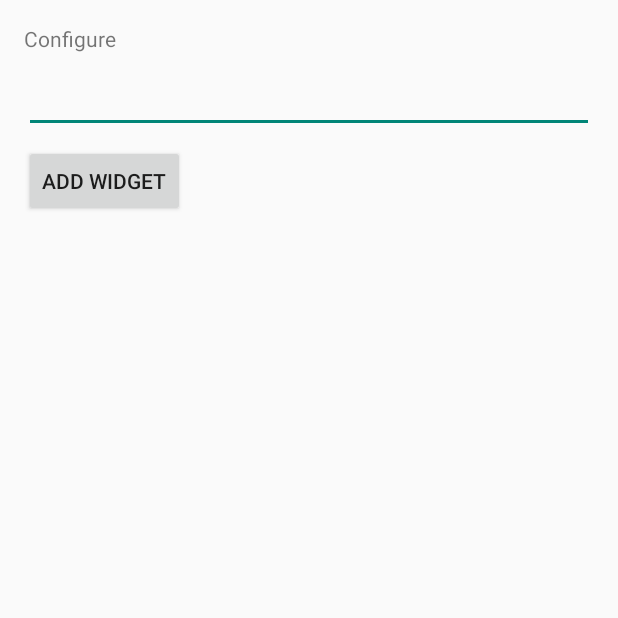
After one commit to lit-illumination-technology/lit_android_app, an Android app: the ControlWidgetConfigureActivity screen opened directly, with no data from a screen before it, on a phone screen of 412 x 824 dp, the top half of it. The commit adds this screen. Run offline under Robolectric (Android 15) with nearby library versions, the phone set to English and light mode, and no system bars; 1 statement that could not run was skipped.

Commit message:
Initial addition of widget to control lights from homecreen.

```diff
--- /dev/null
+++ b/mobile/src/main/java/com/github/nickpesce/neopixels/ControlWidgetConfigureActivity.java
@@ -0,0 +1,99 @@
+package com.github.nickpesce.neopixels;
+
+import android.app.Activity;
+import android.appwidget.AppWidgetManager;
+import android.content.Context;
+import android.content.Intent;
+import android.content.SharedPreferences;
+import android.os.Bundle;
+import android.view.View;
+import android.widget.EditText;
+
+/**
+ * The configuration screen for the {@link ControlWidget ControlWidget} AppWidget.
+ */
+public class ControlWidgetConfigureActivity extends Activity {
+
+    int mAppWidgetId = AppWidgetManager.INVALID_APPWIDGET_ID;
+    EditText mAppWidgetText;
+    private static final String PREFS_NAME = "com.github.nickpesce.neopixels.ControlWidget";
+    private static final String PREF_PREFIX_KEY = "appwidget_";
+
+    public ControlWidgetConfigureActivity() {
+        super();
+    }
+
+    @Override
+    public void onCreate(Bundle icicle) {
+        super.onCreate(icicle);
+
+        // Set the result to CANCELED.  This will cause the widget host to cancel
+        // out of the widget placement if the user presses the back button.
+        setResult(RESULT_CANCELED);
+
+        setContentView(R.layout.control_widget_configure);
+        mAppWidgetText = (EditText) findViewById(R.id.appwidget_text);
+        findViewById(R.id.add_button).setOnClickListener(mOnClickListener);
+
+        // Find the widget id from the intent.
+        Intent intent = getIntent();
+        Bundle extras = intent.getExtras();
+        if (extras != null) {
+            mAppWidgetId = extras.getInt(
+                    AppWidgetManager.EXTRA_APPWIDGET_ID, AppWidgetManager.INVALID_APPWIDGET_ID);
+        }
+
+        // If this activity was started with an intent without an app widget ID, finish with an error.
+        if (mAppWidgetId == AppWidgetManager.INVALID_APPWIDGET_ID) {
+            finish();
+            return;
+        }
+
+        mAppWidgetText.setText(loadTitlePref(ControlWidgetConfigureActivity.this, mAppWidgetId));
+    }
+
+    View.OnClickListener mOnClickListener = new View.OnClickListener() {
+        public void onClick(View v) {
+            final Context context = ControlWidgetConfigureActivity.this;
+
+            // When the button is clicked, store the string locally
+            String widgetText = mAppWidgetText.getText().toString();
+            saveTitlePref(context, mAppWidgetId, widgetText);
+
+            // It is the responsibility of the configuration activity to update the app widget
+            AppWidgetManager appWidgetManager = AppWidgetManager.getInstance(context);
+            ControlWidget.updateAppWidget(context, appWidgetManager, mAppWidgetId);
+
+            // Make sure we pass back the original appWidgetId
+            Intent resultValue = new Intent();
+            resultValue.putExtra(AppWidgetManager.EXTRA_APPWIDGET_ID, mAppWidgetId);
+            setResult(RESULT_OK, resultValue);
+            finish();
+        }
+    };
+
+    // Write the prefix to the SharedPreferences object for this widget
+    static void saveTitlePref(Context context, int appWidgetId, String text) {
+        SharedPreferences.Editor prefs = context.getSharedPreferences(PREFS_NAME, 0).edit();
+        prefs.putString(PREF_PREFIX_KEY + appWidgetId, text);
+        prefs.commit();
+    }
+
+    // Read the prefix from the SharedPreferences object for this widget.
+    // If there is no preference saved, get the default from a resource
+    static String loadTitlePref(Context context, int appWidgetId) {
+        SharedPreferences prefs = context.getSharedPreferences(PREFS_NAME, 0);
+        String titleValue = prefs.getString(PREF_PREFIX_KEY + appWidgetId, null);
+        if (titleValue != null) {
+            return titleValue;
+        } else {
+            return context.getString(R.string.appwidget_text);
+        }
+    }
+
+    static void deleteTitlePref(Context context, int appWidgetId) {
+        SharedPreferences.Editor prefs = context.getSharedPreferences(PREFS_NAME, 0).edit();
+        prefs.remove(PREF_PREFIX_KEY + appWidgetId);
+        prefs.commit();
+    }
+}
--- /dev/null
+++ b/mobile/src/main/res/layout/control_widget_configure.xml
@@ -0,0 +1,16 @@
+<?xml version="1.0" encoding="utf-8"?>
+<LinearLayout xmlns:android="http://schemas.android.com/apk/res/android"
+    android:layout_width="match_parent" android:layout_height="wrap_content"
+    android:orientation="vertical" android:padding="16dp">
+
+    <TextView android:layout_width="match_parent" android:layout_height="wrap_content"
+        android:text="@string/configure" android:layout_marginBottom="8dp" />
+
+    <EditText android:id="@+id/appwidget_text" android:layout_width="match_parent"
+        android:layout_height="wrap_content" android:inputType="text" />
+
+    <Button android:id="@+id/add_button" android:layout_width="wrap_content"
+        android:layout_height="wrap_content" android:text="@string/add_widget"
+        android:layout_marginTop="8dp" />
+
+</LinearLayout>
--- a/mobile/src/main/res/values/dimens.xml
+++ b/mobile/src/main/res/values/dimens.xml
@@ -2,4 +2,10 @@
     <!-- Default screen margins, per the Android Design guidelines. -->
     <dimen name="activity_horizontal_margin">16dp</dimen>
     <dimen name="activity_vertical_margin">16dp</dimen>
+
+    <!--
+Refer to App Widget Documentation for margin information
+http://developer.android.com/guide/topics/appwidgets/index.html#CreatingLayout
+    -->
+    <dimen name="widget_margin">8dp</dimen>
 </resources>
--- a/mobile/src/main/res/values/strings.xml
+++ b/mobile/src/main/res/values/strings.xml
@@ -3,4 +3,7 @@
 
     <string name="hello_world">Hello world!</string>
     <string name="action_settings">Settings</string>
+    <string name="appwidget_text">EXAMPLE</string>
+    <string name="configure">Configure</string>
+    <string name="add_widget">Add widget</string>
 </resources>
```
Also changed, not shown: mobile/src/main/AndroidManifest.xml (+18 -1 lines), mobile/src/main/java/com/github/nickpesce/neopixels/ControlWidget.java (added, +53 -0 lines), mobile/src/main/res/layout/control_widget.xml (added, +12 -0 lines), mobile/src/main/res/values-v14/dimens.xml (added, +10 -0 lines), mobile/src/main/res/xml/control_widget_info.xml (added, +8 -0 lines).
